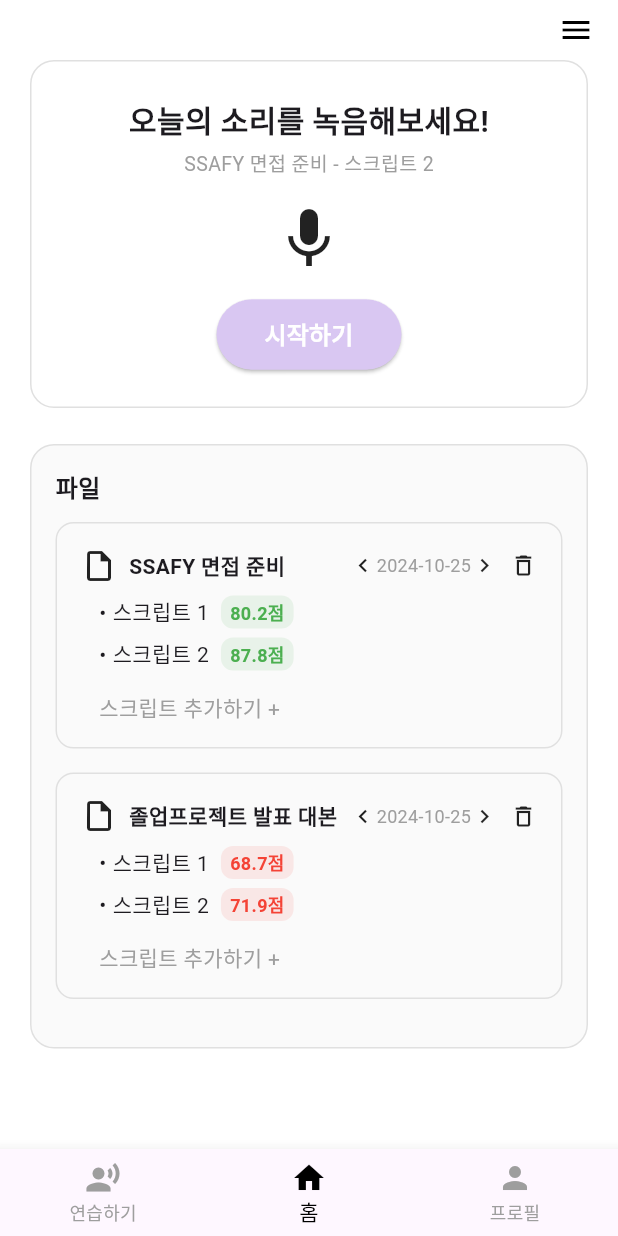
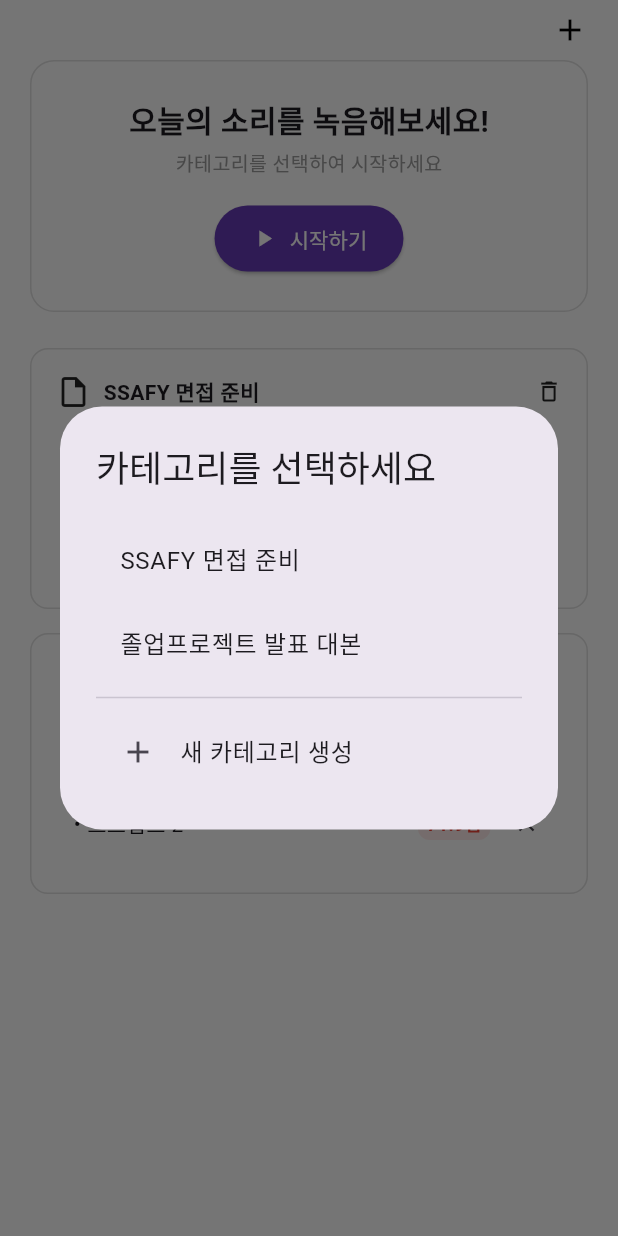
Before and after one commit to fufckddl/Sorimoi, a Flutter app: the RecordingHomeScreen screen opened by its route, after a tap on "시작하기", on a phone screen of 412 x 824 dp. Run offline on Flutter 3.47's test engine with Material 3 defaults, Android fonts, the phone set to English and light mode, and no system bars; our stand-ins replace audioplayers, google_fonts, shared_preferences, table_calendar; missing offline and left inert: kakao_flutter_sdk_common, kakao_flutter_sdk_user, mysql1, mysql_client; accounts and stored records are empty.

Commit message:
5/14 파일 목록 ui생성

```diff
--- a/lib/main.dart
+++ b/lib/main.dart
@@ -86,8 +86,8 @@ class SoriMoiApp extends StatelessWidget {
         '/recording': (context) => const RecordingHomeScreen(),
         '/findId': (context) => const FindIdScreen(),
         '/findPassword': (context) => const FindPasswordScreen(),
-        //'/voice': (context) => const CombinedVoiceScreen(),
-        //'/voiceRecognition': (context) => const CombinedVoiceScreen(),
+        '/voice': (context) => const CombinedVoiceScreen(),
+        '/voiceRecognition': (context) => const CombinedVoiceScreen(),
         '/voiceText': (context) => const VoiceTextScreen(),
         '/voiceRecording': (context) => const AnalyzingFeedbackScreen(),
         '/scriptPractice': (context) => const ScriptPracticeScreen(),
--- a/lib/user/auth/userLogin.dart
+++ b/lib/user/auth/userLogin.dart
@@ -213,7 +213,7 @@ class _StartScreenState extends State<StartScreen> {
                   const Divider(),
                   const Text('다른 방법으로 로그인 하기'),
                   const SizedBox(height: 12),
-                  //_socialLoginButton('카카오 로그인', Colors.yellow, Icons.chat, _kakaoLogin),
+                  _socialLoginButton('카카오 로그인', Colors.yellow, Icons.chat, _kakaoLogin),
                   _socialLoginButton('Google 로그인', Colors.grey, Icons.g_mobiledata, () {}),
                   _socialLoginButton('이메일 로그인', Colors.lightBlue, Icons.email, () {}),
                   _socialLoginButton('Apple 로그인', Colors.black, Icons.apple, () {}),
--- a/lib/userhome/userHome2.dart
+++ b/lib/userhome/userHome2.dart
@@ -1,7 +1,25 @@
 import 'package:flutter/material.dart';
 
-class RecordingHomeScreen extends StatelessWidget {
+class RecordingHomeScreen extends StatefulWidget {
   const RecordingHomeScreen({super.key});
+
+  @override
+  State<RecordingHomeScreen> createState() => _RecordingHomeScreenState();
+}
+
+class _RecordingHomeScreenState extends State<RecordingHomeScreen> {
+  List<String> categories = ['SSAFY 면접 준비', '졸업프로젝트 발표 대본'];
+
+  Map<String, List<Map<String, String>>> scriptData = {
+    'SSAFY 면접 준비': [
+      {'name': '스크립트 1', 'score': '80.2'},
+      {'name': '스크립트 2', 'score': '87.8'},
+    ],
+    '졸업프로젝트 발표 대본': [
+      {'name': '스크립트 1', 'score': '68.7'},
+      {'name': '스크립트 2', 'score': '71.9'},
+    ],
+  };
 
   @override
   Widget build(BuildContext context) {
@@ -12,11 +30,13 @@ class RecordingHomeScreen extends StatelessWidget {
         backgroundColor: Colors.white,
         toolbarHeight: 40,
         leading: const SizedBox(),
-        actions: const [
-          Padding(
-            padding: EdgeInsets.only(right: 16),
-            child: Icon(Icons.menu, color: Colors.black),
-          )
+        actions: [
+          IconButton(
+            icon: const Icon(Icons.add, color: Colors.black),
+            onPressed: () => _showAddCategoryDialog(context),
+            tooltip: '카테고리 생성',
+          ),
+          const SizedBox(width: 8),
         ],
       ),
       body: Padding(
@@ -34,92 +54,187 @@ class RecordingHomeScreen extends StatelessWidget {
               ),
               child: Column(
                 children: [
-                  const Text(
-                    '오늘의 소리를 녹음해보세요!',
-                    textAlign: TextAlign.center,
-                    style: TextStyle(
-                      fontSize: 20,
-                      fontWeight: FontWeight.bold,
-                    ),
-                  ),
+                  const Text('오늘의 소리를 녹음해보세요!',
+                      style: TextStyle(fontSize: 20, fontWeight: FontWeight.bold)),
                   const SizedBox(height: 4),
-                  const Text(
-                    'SSAFY 면접 준비 - 스크립트 2',
-                    style: TextStyle(fontSize: 13, color: Colors.grey),
-                  ),
+                  const Text('카테고리를 선택하여 시작하세요',
+                      style: TextStyle(fontSize: 13, color: Colors.grey)),
                   const SizedBox(height: 16),
-                  const Icon(Icons.mic, size: 48),
-                  const SizedBox(height: 16),
-                  ElevatedButton(
-                    onPressed: () {
-                      Navigator.pushNamed(context, '/voiceRecognition');
-                    },
+                  ElevatedButton.icon(
+                    onPressed: () => _showCategorySelectorDialog(context),
+                    icon: const Icon(Icons.play_arrow),
+                    label: const Text('시작하기'),
                     style: ElevatedButton.styleFrom(
-                      backgroundColor: const Color(0xFFD9C7F2),
+                      backgroundColor: Colors.deepPurple,
                       foregroundColor: Colors.white,
-                      padding: const EdgeInsets.symmetric(horizontal: 32, vertical: 12),
+                      padding: const EdgeInsets.symmetric(horizontal: 24, vertical: 12),
                       shape: RoundedRectangleBorder(
                         borderRadius: BorderRadius.circular(24),
                       ),
                     ),
-                    child: const Text('시작하기', style: TextStyle(fontSize: 16, fontWeight: FontWeight.bold)),
-                  )
+                  ),
                 ],
               ),
             ),
             const SizedBox(height: 24),
-            Container(
-              width: double.infinity,
-              padding: const EdgeInsets.all(16),
-              decoration: BoxDecoration(
-                color: Colors.grey.shade50,
-                borderRadius: BorderRadius.circular(16),
-                border: Border.all(color: Colors.grey.shade300),
-              ),
-              child: Column(
-                crossAxisAlignment: CrossAxisAlignment.start,
-                children: [
-                  const Text('파일', style: TextStyle(fontSize: 16, fontWeight: FontWeight.bold)),
-                  const SizedBox(height: 12),
-                  _fileCard(
-                    title: 'SSAFY 면접 준비',
+            Expanded(
+              child: ListView(
+                children: categories.map((category) {
+                  return _fileCard(
+                    title: category,
                     date: '2024-10-25',
-                    scripts: [
-                      {'name': '스크립트 1', 'score': '80.2'},
-                      {'name': '스크립트 2', 'score': '87.8'},
-                    ],
-                  ),
-                  _fileCard(
-                    title: '졸업프로젝트 발표 대본',
-                    date: '2024-10-25',
-                    scripts: [
-                      {'name': '스크립트 1', 'score': '68.7'},
-                      {'name': '스크립트 2', 'score': '71.9'},
-                    ],
-                  ),
-                ],
+                    scripts: scriptData[category] ?? [],
+                    onDeleteCategory: () => _confirmDeleteCategory(category),
+                    onDeleteScript: (scriptName) {
+                      setState(() {
+                        scriptData[category]?.removeWhere((s) => s['name'] == scriptName);
+                      });
+                    },
+                  );
+                }).toList(),
               ),
             ),
           ],
         ),
       ),
-      bottomNavigationBar: BottomNavigationBar(
-        currentIndex: 1,
-        selectedItemColor: Colors.black,
-        unselectedItemColor: Colors.grey,
-        onTap: (index) {
-          if (index == 0) {
-            Navigator.pushNamed(context, '/voiceRecognition');
-          } else if (index == 1) {
-            // 홈이므로 동작 없음
-          } else if (index == 2) {
-            Navigator.pushNamed(context, '/profileHome'); // ✅ 프로필 탭 이동
-          }
-        },
-        items: const [
-          BottomNavigationBarItem(icon: Icon(Icons.record_voice_over), label: '연습하기'),
-          BottomNavigationBarItem(icon: Icon(Icons.home), label: '홈'),
-          BottomNavigationBarItem(icon: Icon(Icons.person), label: '프로필'),
+    );
+  }
+
+  void _showAddCategoryDialog(BuildContext context) {
+    final controller = TextEditingController();
+    showDialog(
+      context: context,
+      builder: (context) => AlertDialog(
+        title: const Text('새 카테고리 이름 입력'),
+        content: TextField(controller: controller),
+        actions: [
+          TextButton(onPressed: () => Navigator.pop(context), child: const Text('취소')),
+          TextButton(
+            onPressed: () {
+              final name = controller.text.trim();
+              if (name.isNotEmpty) {
+                setState(() {
+                  categories.add(name);
+                  scriptData[name] = [];
+                });
+                Navigator.pop(context);
+                _showScriptTitleDialog(context, name);
+              }
+            },
+            child: const Text('생성'),
+          ),
+        ],
+      ),
+    );
+  }
+
+  void _showCategorySelectorDialog(BuildContext context) {
+    showDialog(
+      context: context,
+      builder: (context) => AlertDialog(
+        title: const Text('카테고리를 선택하세요'),
+        content: SizedBox(
+          width: double.maxFinite,
+          child: Column(
+            mainAxisSize: MainAxisSize.min,
+            children: [
+              ...categories.map((category) => ListTile(
+                title: Text(category),
+                onTap: () {
+                  Navigator.pop(context);
+                  _showFileTitleDialog(context, '', category);
+                },
+              )),
+              const Divider(),
+              ListTile(
+                leading: const Icon(Icons.add),
+                title: const Text('새 카테고리 생성'),
+                onTap: () {
+                  Navigator.pop(context);
+                  _showAddCategoryDialog(context);
+                },
+              )
+            ],
+          ),
+        ),
+      ),
+    );
+  }
+
+  void _showScriptTitleDialog(BuildContext context, String category) {
+    final controller = TextEditingController();
+    showDialog(
+      context: context,
+      builder: (context) => AlertDialog(
+        title: const Text('스크립트 제목을 입력해주세요.'),
+        content: TextField(controller: controller),
+        actions: [
+          TextButton(onPressed: () => Navigator.pop(context), child: const Text('취소')),
+          TextButton(
+            onPressed: () {
+              final scriptTitle = controller.text.trim();
+              if (scriptTitle.isNotEmpty) {
+                Navigator.pop(context);
+                _showFileTitleDialog(context, scriptTitle, category);
+              }
+            },
+            child: const Text('저장'),
+          ),
+        ],
+      ),
+    );
+  }
+
+  void _showFileTitleDialog(BuildContext context, String scriptTitle, String category) {
+    final controller = TextEditingController();
+    showDialog(
+      context: context,
+      builder: (context) => AlertDialog(
+        title: const Text('파일 제목을 입력해주세요.'),
+        content: TextField(controller: controller),
+        actions: [
+          TextButton(onPressed: () => Navigator.pop(context), child: const Text('취소')),
+          TextButton(
+            onPressed: () {
+              final fileTitle = controller.text.trim();
+              if (fileTitle.isNotEmpty) {
+                Navigator.pop(context);
+                Navigator.pushNamed(
+                  context,
+                  '/voiceRecognition',
+                  arguments: {
+                    'file': fileTitle,
+                    'script': scriptTitle,
+                    'category': category,
+                  },
+                );
+              }
+            },
+            child: const Text('저장'),
+          ),
+        ],
+      ),
+    );
+  }
+
+  void _confirmDeleteCategory(String category) {
+    showDialog(
+      context: context,
+      builder: (context) => AlertDialog(
+        title: const Text('삭제 확인'),
+        content: Text('카테고리 "$category"를 삭제하시겠습니까?'),
+        actions: [
+          TextButton(onPressed: () => Navigator.pop(context), child: const Text('취소')),
+          TextButton(
+            onPressed: () {
+              setState(() {
+                categories.remove(category);
+                scriptData.remove(category);
+              });
+              Navigator.pop(context);
+            },
+            child: const Text('삭제'),
+          ),
         ],
       ),
     );
@@ -129,6 +244,8 @@ class RecordingHomeScreen extends StatelessWidget {
     required String title,
     required String date,
     required List<Map<String, String>> scripts,
+    required VoidCallback onDeleteCategory,
+    required void Function(String scriptName) onDeleteScript,
   }) {
     return Container(
       margin: const EdgeInsets.only(bottom: 16),
@@ -146,11 +263,10 @@ class RecordingHomeScreen extends StatelessWidget {
               const SizedBox(width: 8),
               Text(title, style: const TextStyle(fontWeight: FontWeight.bold)),
               const Spacer(),
-              const Icon(Icons.chevron_left, size: 18),
-              Text(date, style: const TextStyle(fontSize: 12, color: Colors.grey)),
-              const Icon(Icons.chevron_right, size: 18),
-              const SizedBox(width: 8),
-              const Icon(Icons.delete_outline, size: 18),
+              GestureDetector(
+                onTap: onDeleteCategory,
+                child: const Icon(Icons.delete_outline, size: 18),
+              ),
             ],
           ),
           const SizedBox(height: 8),
@@ -160,8 +276,7 @@ class RecordingHomeScreen extends StatelessWidget {
               children: [
                 const Text('•'),
                 const SizedBox(width: 4),
-                Text(script['name'] ?? ''),
-                const SizedBox(width: 8),
+                Expanded(child: Text(script['name'] ?? '')),
                 Container(
                   padding: const EdgeInsets.symmetric(horizontal: 6, vertical: 2),
                   decoration: BoxDecoration(
@@ -180,15 +295,15 @@ class RecordingHomeScreen extends StatelessWidget {
                       fontWeight: FontWeight.bold,
                     ),
                   ),
-                )
+                ),
+                IconButton(
+                  icon: const Icon(Icons.close, size: 18),
+                  onPressed: () => onDeleteScript(script['name']!),
+                  tooltip: '스크립트 삭제',
+                ),
               ],
             ),
           )),
-          const SizedBox(height: 8),
-          const Padding(
-            padding: EdgeInsets.only(left: 12.0),
-            child: Text('스크립트 추가하기 +', style: TextStyle(color: Colors.grey)),
-          )
         ],
       ),
     );
```
